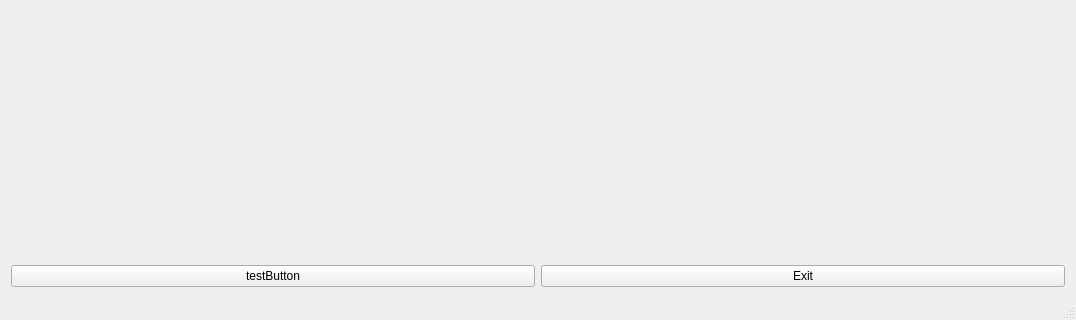
Old version of the form F2837xS GUI/f2837xsgui.ui in the repository hitimr/F283xS_GUI; both pictures show x 0 to 1076 and y 410 to 730 of the 1076 by 730 pixel window.
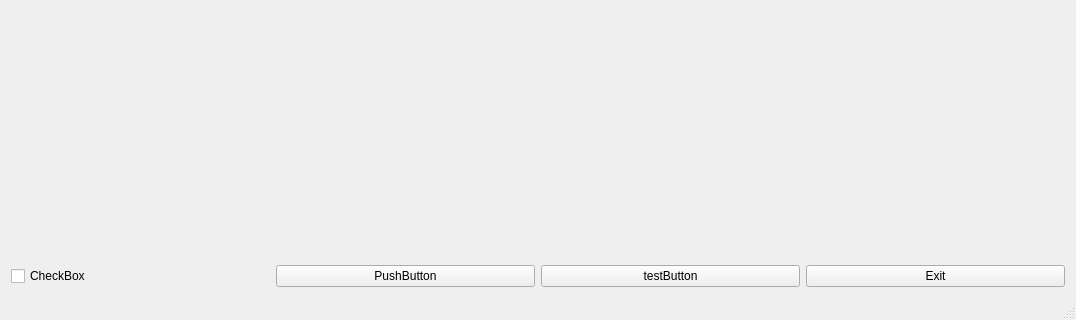
New version of the form.

Patch:
```diff
--- a/F2837xS GUI/f2837xsgui.ui
+++ b/F2837xS GUI/f2837xsgui.ui
@@ -17,29 +17,43 @@
    <layout class="QGridLayout" name="gridLayout_2">
     <item row="0" column="0">
      <layout class="QGridLayout" name="gridLayout">
-      <item row="0" column="1" colspan="2">
+      <item row="1" column="0" rowspan="2">
+       <layout class="QVBoxLayout" name="chartArea">
+        <property name="spacing">
+         <number>0</number>
+        </property>
+       </layout>
+      </item>
+      <item row="1" column="3" colspan="4">
        <layout class="QVBoxLayout" name="inputLayout"/>
       </item>
-      <item row="1" column="2">
+      <item row="2" column="6">
        <widget class="QPushButton" name="exitButton">
         <property name="text">
          <string>Exit</string>
         </property>
        </widget>
       </item>
-      <item row="1" column="1">
+      <item row="2" column="4">
+       <widget class="QPushButton" name="clearMessabeBoxButton">
+        <property name="text">
+         <string>PushButton</string>
+        </property>
+       </widget>
+      </item>
+      <item row="2" column="5">
        <widget class="QPushButton" name="testButton">
         <property name="text">
          <string>testButton</string>
         </property>
        </widget>
       </item>
-      <item row="0" column="0" rowspan="2">
-       <layout class="QVBoxLayout" name="chartArea">
-        <property name="spacing">
-         <number>0</number>
+      <item row="2" column="3">
+       <widget class="QCheckBox" name="debugDataCheckBox">
+        <property name="text">
+         <string>CheckBox</string>
         </property>
-       </layout>
+       </widget>
       </item>
      </layout>
     </item>
```
